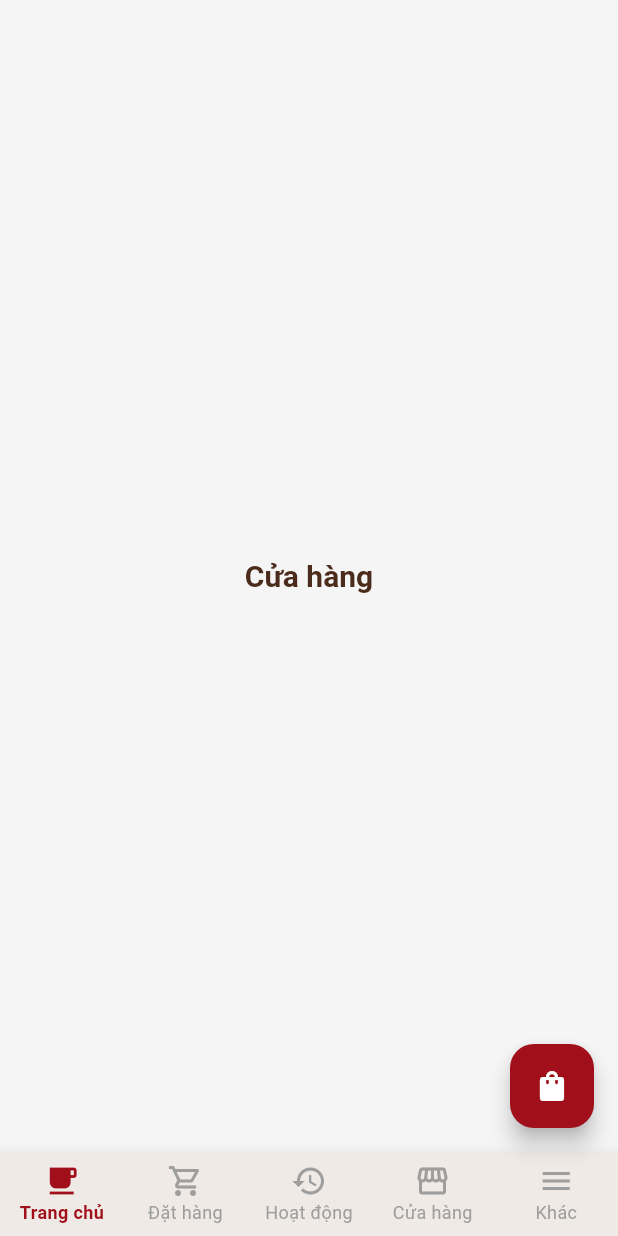
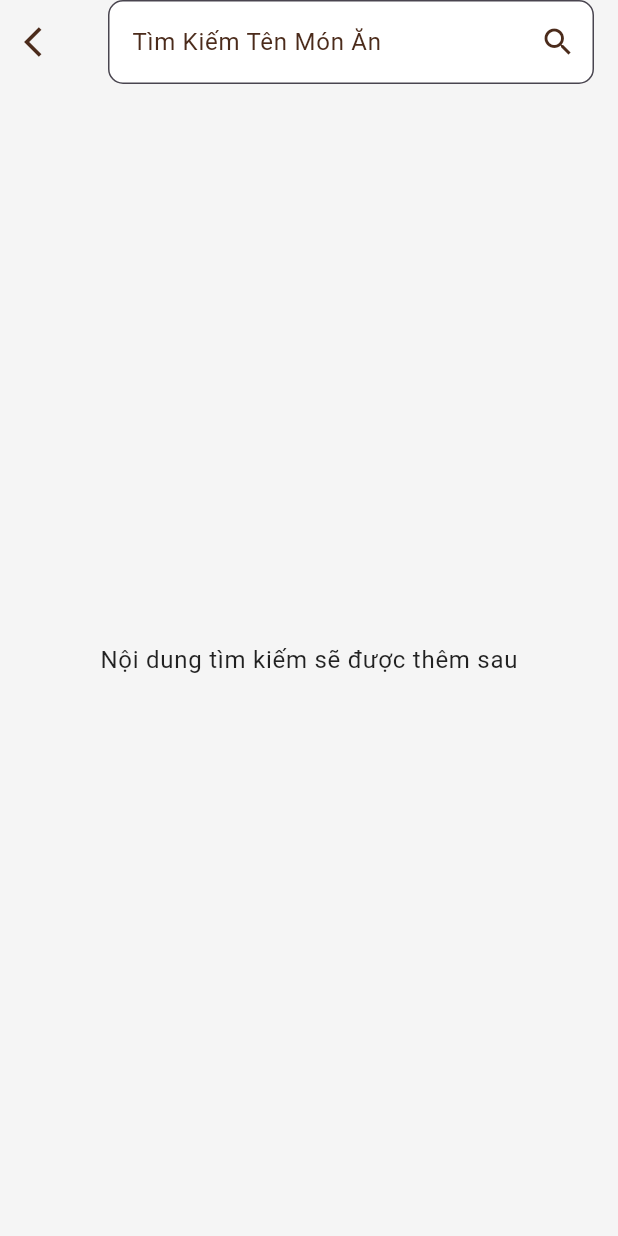
Before and after one commit to hgiai456/app_Sdrink, a Flutter app: the screen it shows after launch, on a phone screen of 412 x 824 dp. Run offline on Flutter 3.47's test engine with Material 3 defaults, Android fonts, the phone set to English and light mode, and no system bars.

Commit message:
UI: Search page oke (chưa hiển thị kết quả tìm)

```diff
--- a/app_selldrinks/lib/main.dart
+++ b/app_selldrinks/lib/main.dart
@@ -1,4 +1,5 @@
 import 'package:app_selldrinks/screens/home_screen.dart';
+import 'package:app_selldrinks/screens/search_screen.dart';
 import 'package:flutter/material.dart';
 import './themes/highland_theme.dart'; // Import theme
 
@@ -15,7 +16,7 @@ class MyApp extends StatelessWidget {
     return MaterialApp(
       title: 'Highlands Coffee',
       theme: highlandsTheme,
-      home: const HomeScreen(),
+      home: SearchScreen(),
     );
   }
 }
--- /dev/null
+++ b/app_selldrinks/lib/screens/search_screen.dart
@@ -0,0 +1,51 @@
+import 'package:flutter/material.dart';
+
+class SearchScreen extends StatelessWidget {
+  @override
+  Widget build(BuildContext context) {
+    return Scaffold(
+      appBar: AppBar(
+        backgroundColor: Theme.of(context).scaffoldBackgroundColor, // #F5F5F5
+        elevation: 0,
+        leading: IconButton(
+          icon: Icon(
+            Icons.arrow_back_ios,
+            color: Theme.of(context).textTheme.bodyMedium?.color,
+          ), // #4B2B1B, kiểu iOS
+          onPressed: () {
+            Navigator.pop(context); // Tùy chọn, có thể bỏ
+          },
+        ),
+        title: TextField(
+          decoration: InputDecoration(
+            hintText: 'Tìm Kiếm Tên Món Ăn',
+            hintStyle: TextStyle(
+              color: Theme.of(context).inputDecorationTheme.labelStyle?.color,
+            ), // #4B2B1B
+            border: Theme.of(context).inputDecorationTheme.border,
+            focusedBorder: Theme.of(context).inputDecorationTheme.focusedBorder,
+            filled: true,
+            fillColor: Colors.white, // Khớp với hình
+            suffixIcon: Icon(
+              Icons.search,
+              color: Theme.of(context).inputDecorationTheme.labelStyle?.color,
+            ), // #4B2B1B
+          ),
+        ),
+        actions: [], // Không có icon trạng thái
+      ),
+      body: Container(
+        color: Theme.of(context).scaffoldBackgroundColor, // #F5F5F5
+        child: Center(
+          child: Text(
+            'Nội dung tìm kiếm sẽ được thêm sau',
+            style:
+                Theme.of(
+                  context,
+                ).textTheme.bodyLarge, // Sử dụng style bodyLarge
+          ),
+        ),
+      ),
+    );
+  }
+}
```
